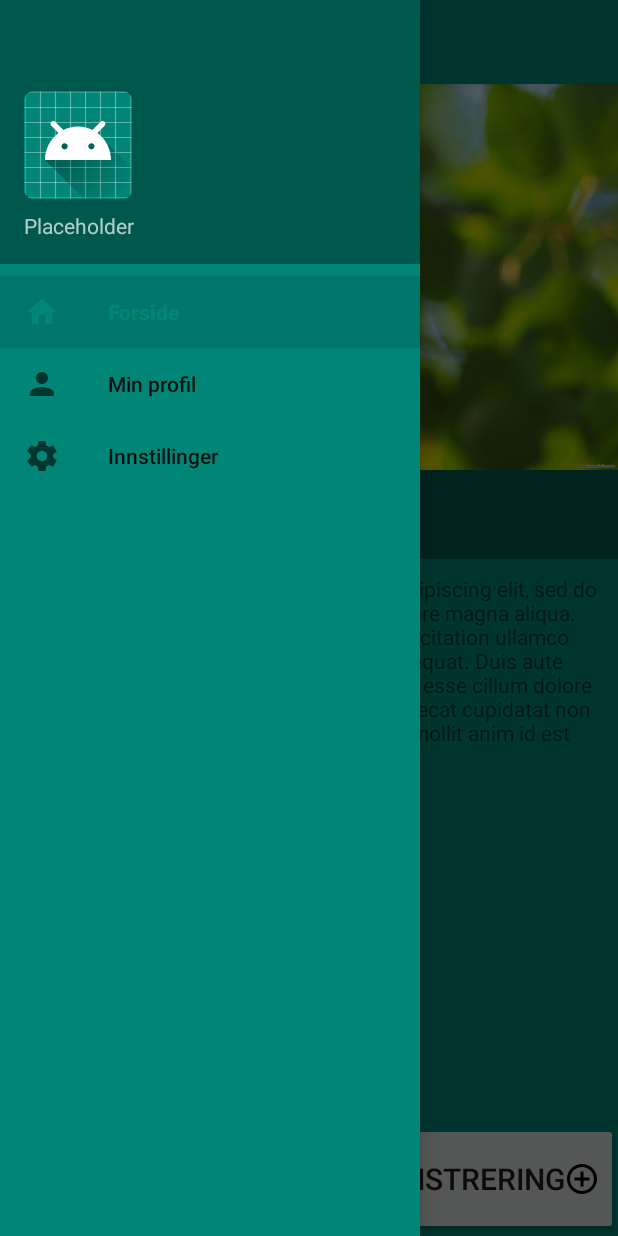
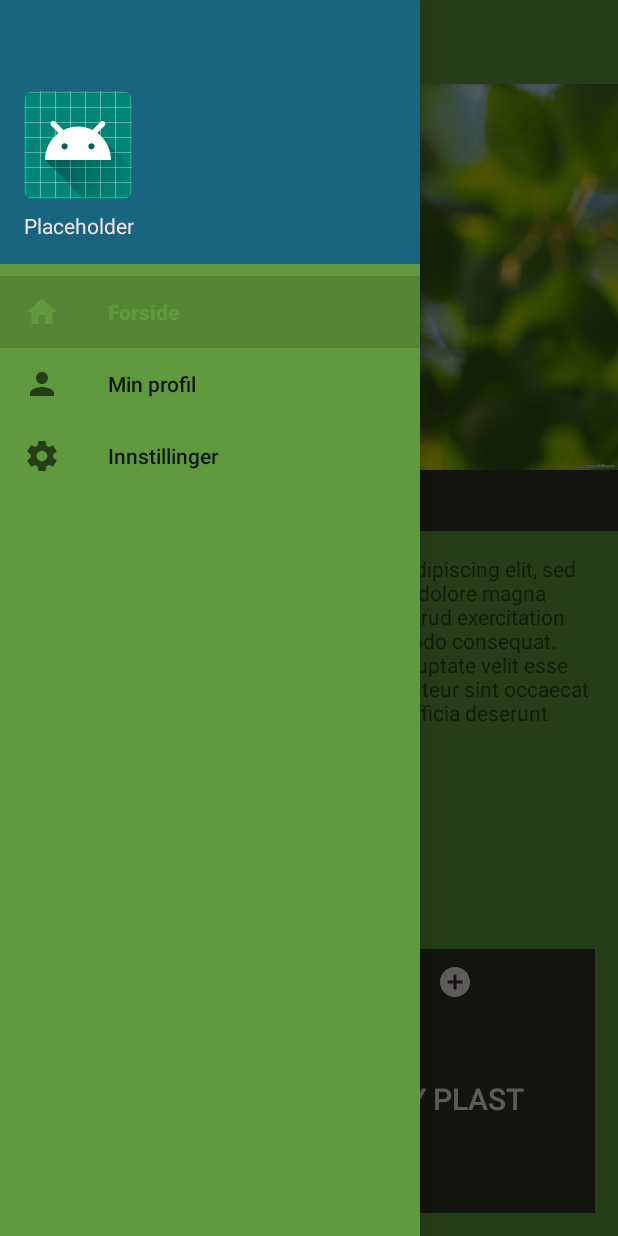
Before and after one commit to Norderud/PlastPlukk, an Android app: the screen it shows after launch (MainActivity), with the side drawer open, on a phone screen of 412 x 824 dp. Run offline under Robolectric (Android 15) with nearby library versions, the phone set to English and light mode, and no system bars; Roboto replaces fonts that are not available here.

Commit message:
Oppdatert GUI på forsiden + litt farger

```diff
--- a/app/src/main/java/no/usn/plastplukk/plastplukk/MainActivity.java
+++ b/app/src/main/java/no/usn/plastplukk/plastplukk/MainActivity.java
@@ -43,7 +43,7 @@ public class MainActivity extends AppCompatActivity implements NavigationView.On
         Intent messageIntent = new Intent(this, StartReg.class);
         startActivity(messageIntent);
     }
-    public void openKamera(View view){
+    public void openCamera(View view){
         Intent messageIntent = new Intent(this, KameraAktivitet.class);
         startActivity(messageIntent);
     }
--- a/app/src/main/res/drawable/ic_add_circle.xml
+++ b/app/src/main/res/drawable/ic_add_circle.xml
@@ -1,9 +1,5 @@
-<vector xmlns:android="http://schemas.android.com/apk/res/android"
-        android:width="24dp"
-        android:height="24dp"
-        android:viewportWidth="24.0"
-        android:viewportHeight="24.0">
-    <path
-        android:fillColor="#FF000000"
-        android:pathData="M13,7h-2v4L7,11v2h4v4h2v-4h4v-2h-4L13,7zM12,2C6.48,2 2,6.48 2,12s4.48,10 10,10 10,-4.48 10,-10S17.52,2 12,2zM12,20c-4.41,0 -8,-3.59 -8,-8s3.59,-8 8,-8 8,3.59 8,8 -3.59,8 -8,8z"/>
+<vector android:height="24dp" android:tint="#EEE5E9"
+    android:viewportHeight="24.0" android:viewportWidth="24.0"
+    android:width="24dp" xmlns:android="http://schemas.android.com/apk/res/android">
+    <path android:fillColor="#FF000000" android:pathData="M12,2C6.48,2 2,6.48 2,12s4.48,10 10,10 10,-4.48 10,-10S17.52,2 12,2zM17,13h-4v4h-2v-4L7,13v-2h4L11,7h2v4h4v2z"/>
 </vector>
--- a/app/src/main/res/layout/fragment_home.xml
+++ b/app/src/main/res/layout/fragment_home.xml
@@ -4,7 +4,6 @@
     xmlns:tools="http://schemas.android.com/tools"
     android:layout_width="match_parent"
     android:layout_height="match_parent"
-    android:background="@color/colorPrimaryDark"
     android:orientation="vertical"
     android:weightSum="1"
     tools:context=".MainActivity">
@@ -16,49 +15,60 @@
         android:scaleType="fitCenter"
         android:src="@drawable/forside_bilde" />
 
+    <TextView
+        android:layout_width="match_parent"
+        android:layout_height="0dp"
+        android:layout_weight="0.08"
+        android:background="@color/colorDark"
+        android:paddingStart="10dp"
+        android:text="Plast Plukk"
+        android:textColor="@color/colorWhite"
+        android:textSize="20sp" />
+
     <LinearLayout
         android:layout_width="match_parent"
         android:layout_height="0dp"
-        android:layout_weight="1"
+        android:layout_weight="0.92"
         android:background="@color/colorPrimary"
         android:orientation="vertical"
-        >
+        android:padding="15dp">
 
         <TextView
             android:layout_width="match_parent"
             android:layout_height="0dp"
-            android:layout_weight="0.08"
-            android:background="@color/colorPrimaryDark"
-            android:paddingStart="10dp"
-            android:text="Plast Plukk"
-            android:textSize="20sp" />
+            android:layout_weight="0.6"
+            android:text="@string/forside_text" />
 
-        <TextView
+        <LinearLayout
             android:layout_width="match_parent"
             android:layout_height="0dp"
             android:layout_weight="0.4"
-            android:padding="10dp"
-            android:text="@string/forside_text" />
+            android:orientation="horizontal">
 
             <Button
-            android:layout_width="wrap_content"
-            android:layout_height="wrap_content"
-            android:layout_marginTop="30dp"
-            android:onClick="openKamera"
+                android:layout_width="0dp"
+                android:layout_weight="0.2"
+                android:layout_height="match_parent"
+                android:background="@color/colorAccent"
+                android:onClick="openCamera"
                 android:text="Åpne kamera"
                 android:textSize="20dp" />
 
             <Button
-            android:layout_width="wrap_content"
-            android:layout_height="0dp"
+                android:layout_marginLeft="10dp"
+                android:layout_width="0dp"
+                android:layout_height="match_parent"
                 android:layout_gravity="end"
-            android:layout_weight="0.1"
-            android:drawableEnd="@drawable/ic_add_circle"
+                android:layout_weight="0.2"
+                android:background="@color/colorDark"
+                android:drawableTop="@drawable/ic_add_circle"
                 android:onClick="registrerPlast"
-            android:text="Ny registrering"
+                android:padding="10dp"
+                android:text="Ny plast"
+                android:textColor="@color/colorWhite"
                 android:textSize="20sp" />
 
-
+        </LinearLayout>
     </LinearLayout>
 
 </LinearLayout>
--- a/app/src/main/res/layout/nav_header.xml
+++ b/app/src/main/res/layout/nav_header.xml
@@ -3,7 +3,7 @@
     xmlns:android="http://schemas.android.com/apk/res/android"
     android:layout_width="match_parent"
     android:layout_height="176dp"
-    android:background="@color/colorPrimaryDark"
+    android:background="@color/colorPrimaryBlue"
     android:gravity="bottom"
     android:padding="16dp"
     android:theme="@style/ThemeOverlay.AppCompat.Dark"
@@ -18,6 +18,7 @@
         android:layout_width="wrap_content"
         android:layout_height="wrap_content"
         android:paddingTop="8dp"
+        android:textColor="@color/colorWhite"
         android:text="Placeholder"
         />
 
--- a/app/src/main/res/values/colors.xml
+++ b/app/src/main/res/values/colors.xml
@@ -1,6 +1,9 @@
 <?xml version="1.0" encoding="utf-8"?>
 <resources>
-    <color name="colorPrimary">#008577</color>
-    <color name="colorPrimaryDark">#00574B</color>
-    <color name="colorAccent">#D81B60</color>
+    <color name="colorPrimary">#60993e</color>
+    <color name="colorDark">#303328</color>
+    <color name="colorAccent">#a1e44d</color>
+    <color name="colorPrimaryBlue">#19647e</color>
+    <color name="colorWhite">#eee5e9</color>
+
 </resources>
--- a/app/src/main/res/values/styles.xml
+++ b/app/src/main/res/values/styles.xml
@@ -4,7 +4,7 @@
     <style name="AppTheme" parent="Theme.AppCompat.Light.DarkActionBar">
         <!-- Customize your theme here. -->
         <item name="colorPrimary">@color/colorPrimary</item>
-        <item name="colorPrimaryDark">@color/colorPrimaryDark</item>
+        <item name="colorPrimaryDark">@color/colorDark</item>
         <item name="colorAccent">@color/colorAccent</item>
     </style>
 
```
Lines whose indentation alone changed are shown as unchanged.
